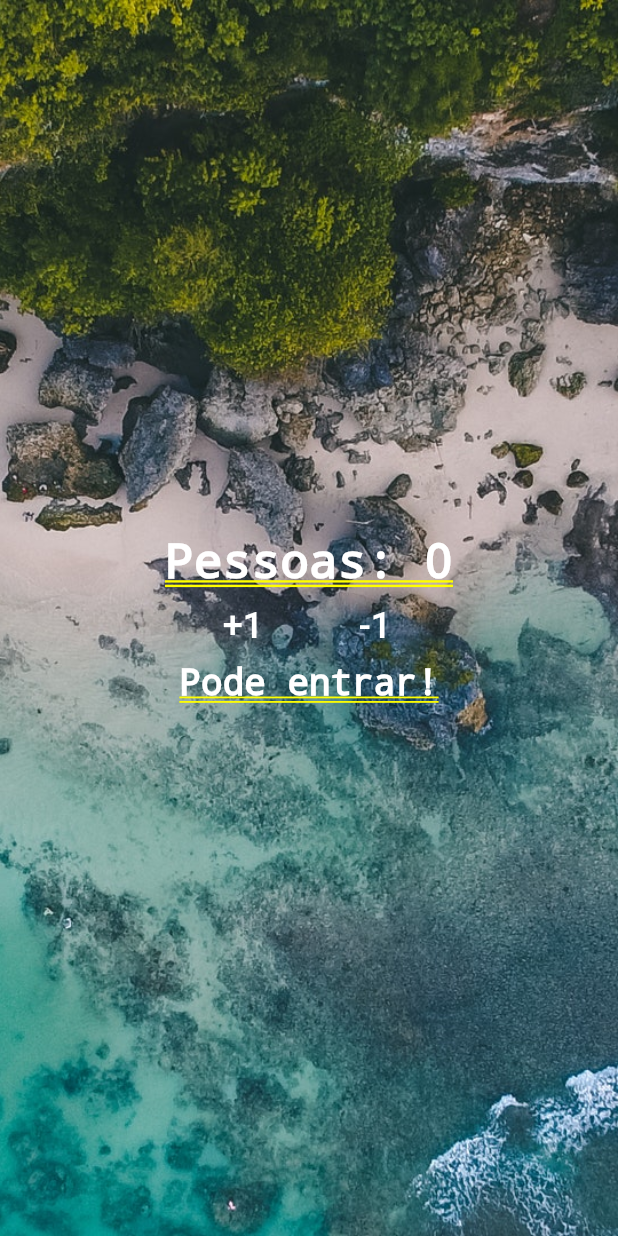
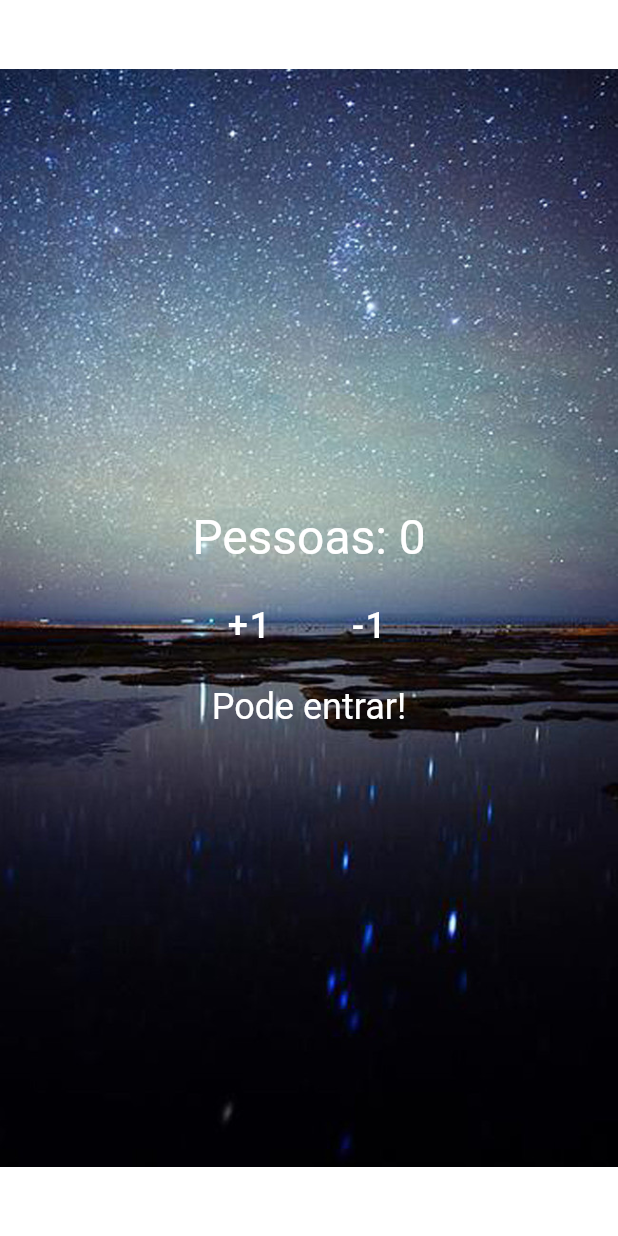
Before and after one commit to StefanyCarvalho/contador-de-pessoas, a Flutter app: the screen it shows after launch, on a phone screen of 412 x 824 dp. Run offline on Flutter 3.47's test engine with Material 2 defaults, Android fonts, the phone set to English and light mode, and no system bars.

Commit message:
Finalizado.02

```diff
--- a/lib/main.dart
+++ b/lib/main.dart
@@ -10,17 +10,14 @@ class _ContadorDePessoasState extends State<ContadorDePessoas> {
   String _mensagem = "Pode entrar!";
 
   void _metodo(int operator) {
-
     setState(() {
       _count += operator;
-      if (_count >= 10){
+      if (_count >= 10) {
         _mensagem = "Não pode entrar, está cheio.";
         _count = 10;
-      }
-      else if (_count < 0){
+      } else if (_count < 0) {
         _count = 0;
-      }
-      else {
+      } else {
         _mensagem = "Pode entrar!";
       }
     });
@@ -30,14 +27,14 @@ class _ContadorDePessoasState extends State<ContadorDePessoas> {
   Widget build(BuildContext context) {
     return MaterialApp(
       title: "Contsdor de Pessoas",
-      home: Stack(
-        fit: StackFit.expand,
-        children: <Widget>[
-          Image.asset(
-            "images/bg.jpg",
-            fit: BoxFit.cover,
-          ),
-          Column(
+      home: Material(
+        color: Colors.transparent,
+        child: Container(
+          decoration: BoxDecoration(
+              image: DecorationImage(
+            image: AssetImage("images/ceu.jpg"),
+          )),
+          child: Column(
             mainAxisAlignment: MainAxisAlignment.center,
             children: <Widget>[
               Text(
@@ -50,7 +47,12 @@ class _ContadorDePessoasState extends State<ContadorDePessoas> {
               Row(
                 mainAxisAlignment: MainAxisAlignment.center,
                 children: <Widget>[
-                  FlatButton(
+                  Padding(
+                    //Espacamento de um Widget para o outro
+                    padding: EdgeInsets.all(12.0),
+                    child: FloatingActionButton(
+                      backgroundColor: Colors.transparent,
+                      elevation: 0.0,
                       onPressed: () => _metodo(1),
                       child: Text(
                         "+1",
@@ -60,7 +62,12 @@ class _ContadorDePessoasState extends State<ContadorDePessoas> {
                         ),
                       ),
                     ),
-                  FlatButton(
+                  ),
+                  Padding(
+                    padding: EdgeInsets.all(12.0),
+                    child: FloatingActionButton(
+                      backgroundColor: Colors.transparent,
+                        elevation: 0.0,
                         onPressed: () => _metodo(-1),
                         child: Text(
                           "-1",
@@ -68,7 +75,7 @@ class _ContadorDePessoasState extends State<ContadorDePessoas> {
                             color: Colors.white,
                             fontSize: 24.0,
                           ),
-                    ),
+                        )),
                   ),
                 ],
               ),
@@ -81,7 +88,7 @@ class _ContadorDePessoasState extends State<ContadorDePessoas> {
               )
             ],
           ),
-        ],
+        ),
       ),
     );
   }
```
Also changed, not shown: images/ceu.jpg (added). Lines whose indentation alone changed are shown as unchanged.
